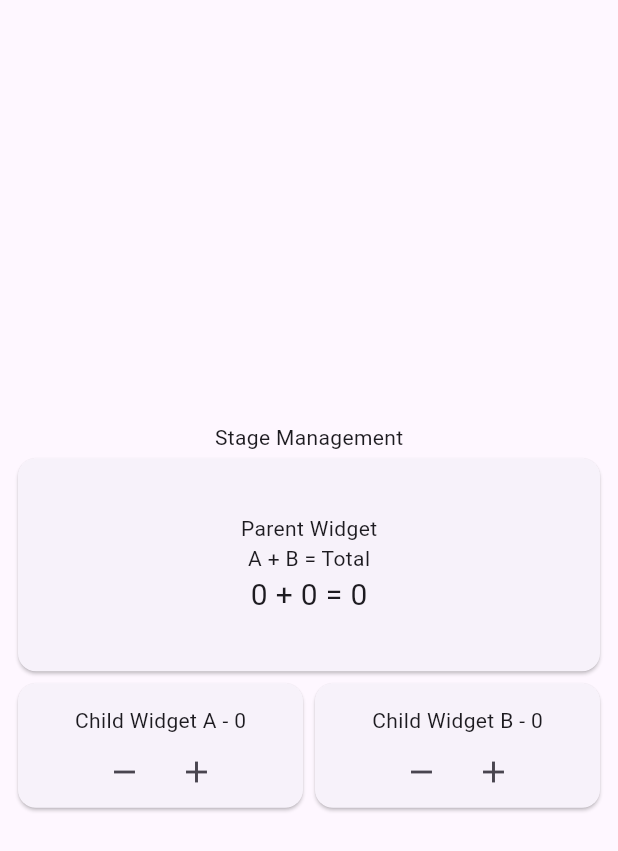
After one commit to MyintMyatKaungPHP/llp_flutter_learning_app, a Flutter app: the ParentWidget screen opened directly, after a tap on the "remove" icon, on a phone screen of 412 x 824 dp. The commit adds this screen. Shown: the top 851 px of the screen. Run offline on Flutter 3.47's test engine with Material 3 defaults, Android fonts, the phone set to English and light mode, and no system bars; our stand-ins replace backdrop, convex_bottom_bar, firebase_core, flutter_slidable; missing offline and left inert: hidable, widget_with_codeview; accounts and stored records are empty; network calls fail.

Commit message:
8 Sept 2024

```diff
--- /dev/null
+++ b/lib/async/ab_provider.dart
@@ -0,0 +1,32 @@
+import 'package:flutter/widgets.dart';
+
+class ABProvider with ChangeNotifier{
+  int a = 0;
+  int b = 0;
+
+  void minus_A(){
+    if(a!=0){
+      a--;
+      notifyListeners();
+    }
+  }
+
+  void plus_A(){
+    a++;
+    notifyListeners();
+  }
+
+
+  void minus_B(){
+    if(b!=0){
+      b--;
+      notifyListeners();
+    }
+  }
+
+  void plus_B(){
+    b++;
+    notifyListeners();
+  }
+
+}
--- /dev/null
+++ b/lib/async/provider_demo.dart
@@ -0,0 +1,113 @@
+import 'package:flutter/material.dart';
+import 'package:llp_flutter_learning_app/async/ab_provider.dart';
+import 'package:provider/provider.dart';
+
+class ProviderDemo extends StatelessWidget {
+  const ProviderDemo({super.key});
+
+  @override
+  Widget build(BuildContext context) {
+    return ParentWidget();
+  }
+}
+
+
+class ParentWidget extends StatelessWidget {
+  const ParentWidget({super.key});
+
+  @override
+  Widget build(BuildContext context) {
+    final ab_provider = Provider.of<ABProvider>(context,listen: true);
+
+    return Scaffold(
+      body: Padding(
+        padding: const EdgeInsets.all(8.0),
+        child: Column(
+          mainAxisAlignment: MainAxisAlignment.center,
+          children: [
+            Text('Stage Management'),
+            SizedBox(
+              width: double.infinity,
+              height: 150,
+              child: Card(
+                child: Column(
+                  mainAxisAlignment: MainAxisAlignment.center,
+                  children: [
+                    Text('Parent Widget'),
+                    Text('A + B = Total'),
+                    Text('${ab_provider.a} + ${ab_provider.b} = ${ab_provider.a + ab_provider.b}',style: TextStyle(fontSize: 20),),
+                  ],
+                ),
+              ),
+            ),
+            Row(
+              children: [
+                ChildWidget_A(),
+                ChildWidget_B(),
+              ],
+            )
+          ],
+        ),
+      ),
+    );
+  }
+}
+
+class ChildWidget_A extends StatelessWidget {
+  const ChildWidget_A({super.key});
+
+  @override
+  Widget build(BuildContext context) {
+    // Provider object ဖြင့် အသုံးပြုထားပါသည်။
+    final ab_provider = Provider.of<ABProvider>(context,listen: true);
+
+    return Expanded(
+      child: Card(
+        child: Center(
+          child: Column(
+            children: [
+              SizedBox(height: 15,),
+              Text('Child Widget A - ${ab_provider.a}'),
+              OverflowBar(
+                children: [
+                  IconButton(onPressed: ab_provider.minus_A, icon: Icon(Icons.remove),),
+                  IconButton(onPressed: ab_provider.plus_A, icon: Icon(Icons.add)),
+                ],
+              )
+            ],
+          ),
+        ),
+      ),
+    );
+  }
+}
+class ChildWidget_B extends StatelessWidget {
+  const ChildWidget_B({super.key});
+
+  @override
+  Widget build(BuildContext context) {
+    // Consumer widget အသုံးပြုထားပါသည်။
+    return Consumer<ABProvider>(
+      builder: (context,ab_provider,_){
+        return Expanded(
+          child: Card(
+            child: Center(
+              child: Column(
+                children: [
+                  SizedBox(height: 15,),
+                  Text('Child Widget B - ${ab_provider.b}'),
+                  OverflowBar(
+                    children: [
+                      IconButton(onPressed: ab_provider.minus_B, icon: Icon(Icons.remove),),
+                      IconButton(onPressed: ab_provider.plus_B, icon: Icon(Icons.add)),
+                    ],
+                  )
+                ],
+              ),
+            ),
+          ),
+        );
+      },
+    );
+  }
+}
--- a/lib/homescreen.dart
+++ b/lib/homescreen.dart
@@ -5,6 +5,8 @@ import 'package:llp_flutter_learning_app/appbars/convex_bottom_bar_demo.dart';
 import 'package:llp_flutter_learning_app/appbars/hidable_bottom_appbar_demo.dart';
 import 'package:llp_flutter_learning_app/appbars/searchbar_demo.dart';
 import 'package:llp_flutter_learning_app/appbars/sliver_appbar_demo.dart';
+import 'package:llp_flutter_learning_app/async/future_builder_demo.dart';
+import 'package:llp_flutter_learning_app/async/provider_demo.dart';
 import 'package:llp_flutter_learning_app/layouts/container_demo.dart';
 import 'package:llp_flutter_learning_app/layouts/expanded_demo.dart';
 import 'package:llp_flutter_learning_app/lists/datatable_demo.dart';
@@ -126,7 +128,8 @@ class HomeScreen extends StatelessWidget {
     ];
 
     final List<Widget> async = [
-      buildSubtitle('FutureBuilder', Placeholder(), ''),
+      buildSubtitle('FutureBuilder', FutureBuilderDemo(), 'async/future_builder_demo.dart'),
+      buildSubtitle('Provider', ProviderDemo(), 'async/provider_demo.dart'),
       buildSubtitle('StreamBuilder', Placeholder(), ''),
     ];
 
--- /dev/null
+++ b/lib/model/expense.dart
@@ -0,0 +1,32 @@
+class Expense {
+  final String id;
+  final String name;
+  final int amount;
+  final String date;
+
+  Expense({
+    required this.id,
+    required this.name,
+    required this.amount,
+    required this.date,
+  });
+
+  // Convert a JSON map to an Expense object
+  factory Expense.fromJson(String id,Map<String, dynamic> json) {
+    return Expense(
+      id: id,
+      name: json['name'] as String,
+      amount: (json['amount'] as num).toInt(),
+      date: json['date'] as String,
+    );
+  }
+
+  // Convert an Expense object to a JSON map
+  Map<String, dynamic> toJson() {
+    return {
+      'name': name,
+      'amount': amount,
+      'date': date,
+    };
+  }
+}
--- a/pubspec.yaml
+++ b/pubspec.yaml
@@ -18,11 +18,14 @@ dependencies:
   convex_bottom_bar: ^3.2.0
   hidable: ^1.0.6
   intl: ^0.19.0
+  provider: ^6.1.2
+  http: ^1.2.2
+  firebase_core: ^2.24.2
 
 dev_dependencies:
   flutter_test:
     sdk: flutter
-  flutter_lints: ^3.0.0
+  flutter_lints: ^4.0.0
 
 flutter:
   uses-material-design: true
```
Also changed, not shown: lib/async/future_builder_demo.dart (added, +68 -0 lines), lib/main.dart (+10 -1 lines), lib/model/expense_provider.dart (added, +55 -0 lines), firebase.json (added), lib/firebase_options.dart (added), pubspec.lock, 10 other files.
